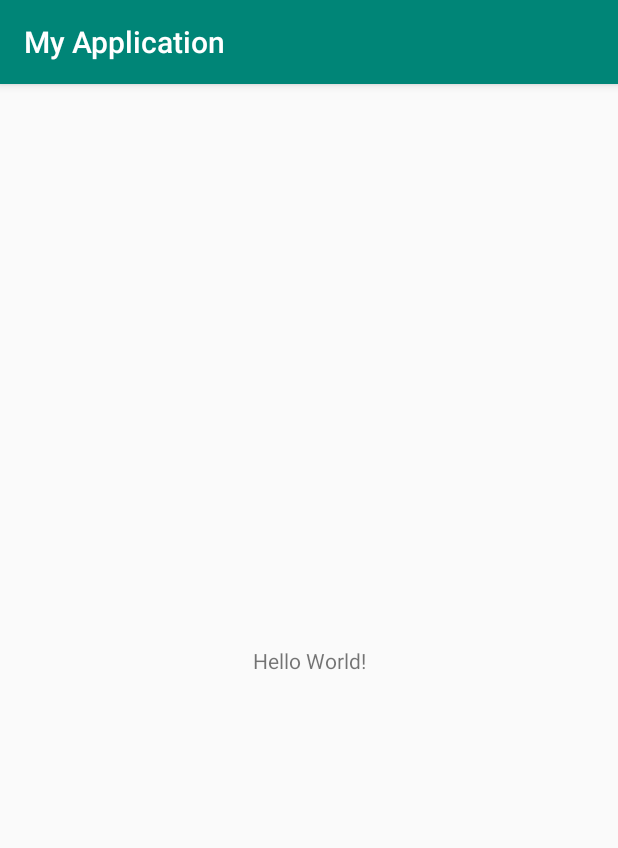
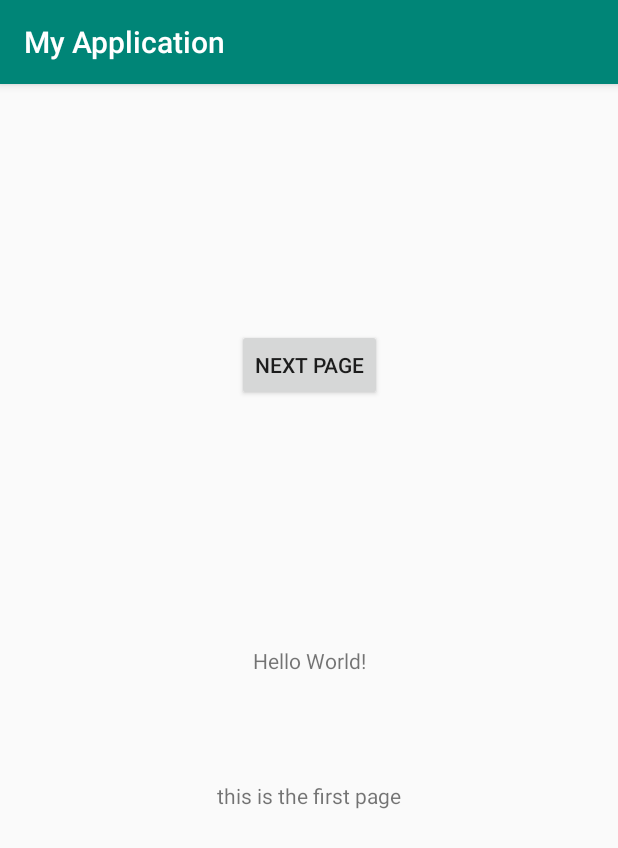
Before and after one commit to ketan2411/AndroidTraining, an Android app: the screen it shows after launch (MainActivity), on a phone screen of 412 x 824 dp. Shown: the top 848 px of the screen. Run offline under Robolectric (Android 15) with nearby library versions, the phone set to English and light mode, and no system bars.

Commit message:
change activity

```diff
--- a/app/src/main/AndroidManifest.xml
+++ b/app/src/main/AndroidManifest.xml
@@ -9,6 +9,7 @@
         android:roundIcon="@mipmap/ic_launcher_round"
         android:supportsRtl="true"
         android:theme="@style/AppTheme">
+        <activity android:name=".SecondActivity"></activity>
         <activity android:name=".MainActivity">
             <intent-filter>
                 <action android:name="android.intent.action.MAIN" />
--- a/app/src/main/java/com/example/myapplication/MainActivity.java
+++ b/app/src/main/java/com/example/myapplication/MainActivity.java
@@ -1,13 +1,31 @@
 package com.example.myapplication;
 
+import android.content.Intent;
 import android.support.v7.app.AppCompatActivity;
 import android.os.Bundle;
+import android.view.View;
+import android.widget.Button;
 
 public class MainActivity extends AppCompatActivity {
+    private Button button;
+
 
     @Override
     protected void onCreate(Bundle savedInstanceState) {
         super.onCreate(savedInstanceState);
         setContentView(R.layout.activity_main);
+        button = findViewById(R.id.button1);
+        button.setOnClickListener(new View.OnClickListener() {
+            @Override
+            public void onClick(View v) {
+               openactivity();
+
+            }
+        });
+    }
+    public void openactivity()
+    {
+        Intent intent = new Intent(this,SecondActivity.class);
+        startActivity(intent);
     }
 }
--- a/app/src/main/res/layout/activity_main.xml
+++ b/app/src/main/res/layout/activity_main.xml
@@ -7,6 +7,7 @@
     tools:context=".MainActivity">
 
     <TextView
+        android:id="@+id/textView2"
         android:layout_width="wrap_content"
         android:layout_height="wrap_content"
         android:text="Hello World!"
@@ -15,4 +16,33 @@
         app:layout_constraintRight_toRightOf="parent"
         app:layout_constraintTop_toTopOf="parent" />
 
+    <TextView
+        android:id="@+id/textView"
+        android:layout_width="wrap_content"
+        android:layout_height="wrap_content"
+        android:layout_marginStart="8dp"
+        android:layout_marginTop="8dp"
+        android:layout_marginEnd="8dp"
+        android:layout_marginBottom="8dp"
+        android:text="@string/this_is_the_first_page"
+        app:layout_constraintBottom_toBottomOf="parent"
+        app:layout_constraintEnd_toEndOf="parent"
+        app:layout_constraintStart_toStartOf="parent"
+        app:layout_constraintTop_toBottomOf="@+id/textView2"
+        app:layout_constraintVertical_bias="0.186" />
+
+    <Button
+        android:id="@+id/button1"
+        android:layout_width="wrap_content"
+        android:layout_height="wrap_content"
+        android:layout_marginStart="8dp"
+        android:layout_marginTop="8dp"
+        android:layout_marginEnd="8dp"
+        android:layout_marginBottom="8dp"
+        android:text="@string/next_page_button"
+        app:layout_constraintBottom_toTopOf="@+id/textView2"
+        app:layout_constraintEnd_toEndOf="parent"
+        app:layout_constraintStart_toStartOf="parent"
+        app:layout_constraintTop_toTopOf="parent" />
+
 </android.support.constraint.ConstraintLayout>
--- a/app/src/main/res/values/strings.xml
+++ b/app/src/main/res/values/strings.xml
@@ -1,3 +1,5 @@
 <resources>
     <string name="app_name">My Application</string>
+    <string name="next_page_button">next page</string>
+    <string name="this_is_the_first_page">this is the first page</string>
 </resources>
```
Also changed, not shown: app/src/main/java/com/example/myapplication/SecondActivity.java (added, +14 -0 lines), app/src/main/res/layout/activity_second.xml (added, +9 -0 lines).
